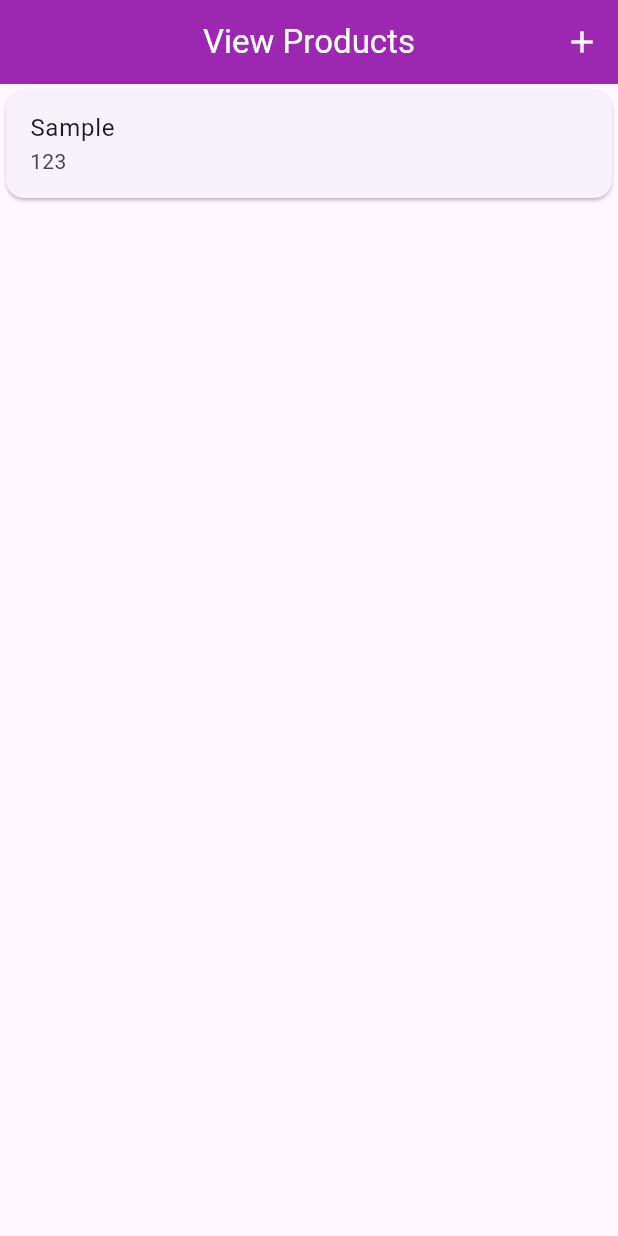
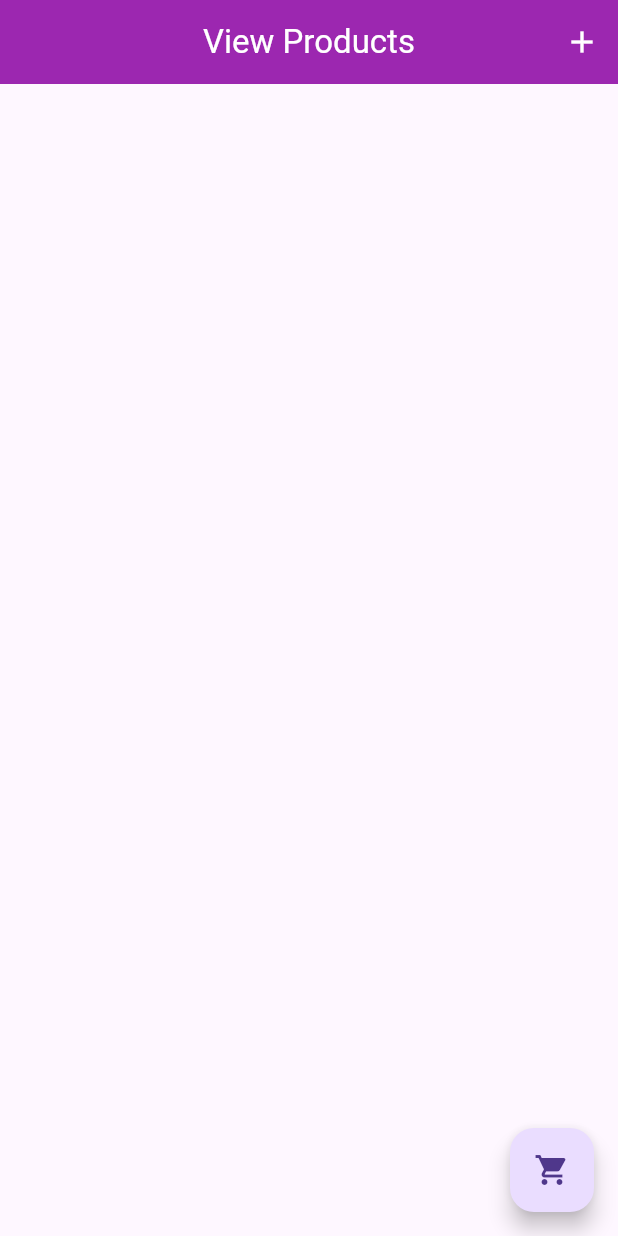
Before and after one commit to arnirie/statemanagement_3e_2024, a Flutter app: the screen it shows after launch, on a phone screen of 412 x 824 dp. Run offline on Flutter 3.47's test engine with Material 3 defaults, Android fonts, the light colour scheme and no system bars; our stand-ins replace gap.

Commit message:
providers

```diff
--- a/lib/main.dart
+++ b/lib/main.dart
@@ -1,4 +1,5 @@
 import 'package:flutter/material.dart';
+import 'package:statemanagement_3e/providers/cartprovider.dart';
 import 'package:statemanagement_3e/providers/productprovider.dart';
 import 'package:statemanagement_3e/screens/viewproducts.dart';
 import 'package:provider/provider.dart';
@@ -12,8 +13,15 @@ class Activity1App extends StatelessWidget {
 
   @override
   Widget build(BuildContext context) {
-    return ChangeNotifierProvider(
-      create: (_) => Products(),
+    return MultiProvider(
+      providers: [
+        ChangeNotifierProvider(
+          create: (_) => Products(),
+        ),
+        ChangeNotifierProvider(
+          create: (_) => CartItems(),
+        ),
+      ],
       child: MaterialApp(
         debugShowCheckedModeBanner: false,
         home: ViewProductsScreen(),
--- /dev/null
+++ b/lib/providers/cartprovider.dart
@@ -0,0 +1,6 @@
+import 'package:flutter/material.dart';
+import 'package:statemanagement_3e/providers/productprovider.dart';
+
+class CartItems extends ChangeNotifier {
+  List<Products> _cartItems = [];
+}
--- a/lib/providers/productprovider.dart
+++ b/lib/providers/productprovider.dart
@@ -2,20 +2,21 @@ import 'package:flutter/material.dart';
 import 'package:statemanagement_3e/models/product.dart';
 
 class Products extends ChangeNotifier {
-  List<Product> _items = [
-    Product(productCode: '123', nameDesc: 'Sample', price: 1200),
-  ];
+  List<Product> _items = [];
 
-  List<Product> get items {
-    return _items;
-  }
+  List<Product> get items => _items;
 
-  int get totalNoItems {
-    return _items.length;
-  }
+  int get totalNoItems => _items.length;
+
+  Product item(int index) => _items[index];
 
   void add(Product p) {
     _items.add(p);
     notifyListeners();
   }
+
+  void edit(Product p, int index) {
+    _items[index] = p;
+    notifyListeners();
+  }
 }
--- a/lib/screens/viewproducts.dart
+++ b/lib/screens/viewproducts.dart
@@ -1,17 +1,27 @@
 import 'package:flutter/material.dart';
+import 'package:provider/provider.dart';
 import 'package:statemanagement_3e/models/product.dart';
 import 'package:statemanagement_3e/providers/productprovider.dart';
 import 'package:statemanagement_3e/screens/manageproduct.dart';
 
-class ViewProductsScreen extends StatefulWidget {
-  ViewProductsScreen({super.key});
+class ViewProductsScreen extends StatelessWidget {
+  void openAddScreen(BuildContext context) {
+    Navigator.of(context).push(
+      MaterialPageRoute(
+        builder: (_) => ManageProductScreen(),
+      ),
+    );
+  }
 
-  @override
-  State<ViewProductsScreen> createState() => _ViewProductsScreenState();
-}
-
-class _ViewProductsScreenState extends State<ViewProductsScreen> {
-  var listProducts = Products();
+  void openEditScreen(BuildContext context, int index) {
+    Navigator.of(context).push(
+      MaterialPageRoute(
+        builder: (_) => ManageProductScreen(
+          index: index,
+        ),
+      ),
+    );
+  }
 
   @override
   Widget build(BuildContext context) {
@@ -27,7 +37,7 @@ class _ViewProductsScreenState extends State<ViewProductsScreen> {
         centerTitle: true,
         actions: [
           IconButton(
-            onPressed: null,
+            onPressed: () => openAddScreen(context),
             icon: const Icon(
               Icons.add,
               color: Colors.white,
@@ -35,17 +45,33 @@ class _ViewProductsScreenState extends State<ViewProductsScreen> {
           ),
         ],
       ),
-      body: ListView.builder(
-        itemBuilder: (_, index) {
-          return Card(
-            child: ListTile(
-              onTap: null,
-              title: Text(listProducts.items[index].nameDesc),
-              subtitle: Text(listProducts.items[index].productCode),
-            ),
+      body: Consumer<Products>(
+        builder: (_, products, child) {
+          return ListView.builder(
+            itemBuilder: (_, index) {
+              return Card(
+                child: ListTile(
+                  onTap: () => openEditScreen(context, index),
+                  leading: IconButton(
+                    onPressed: () {},
+                    icon: Icon(Icons.favorite_outline),
+                  ),
+                  trailing: IconButton(
+                    onPressed: () {},
+                    icon: Icon(Icons.shopping_cart_outlined),
+                  ),
+                  title: Text(products.items[index].nameDesc),
+                  subtitle: Text(products.items[index].productCode),
+                ),
+              );
+            },
+            itemCount: products.totalNoItems,
           );
         },
-        itemCount: listProducts.totalNoItems,
+      ),
+      floatingActionButton: FloatingActionButton(
+        onPressed: () {},
+        child: Icon(Icons.shopping_cart),
       ),
     );
   }
```
Also changed, not shown: lib/screens/manageproduct.dart (+16 -18 lines).
